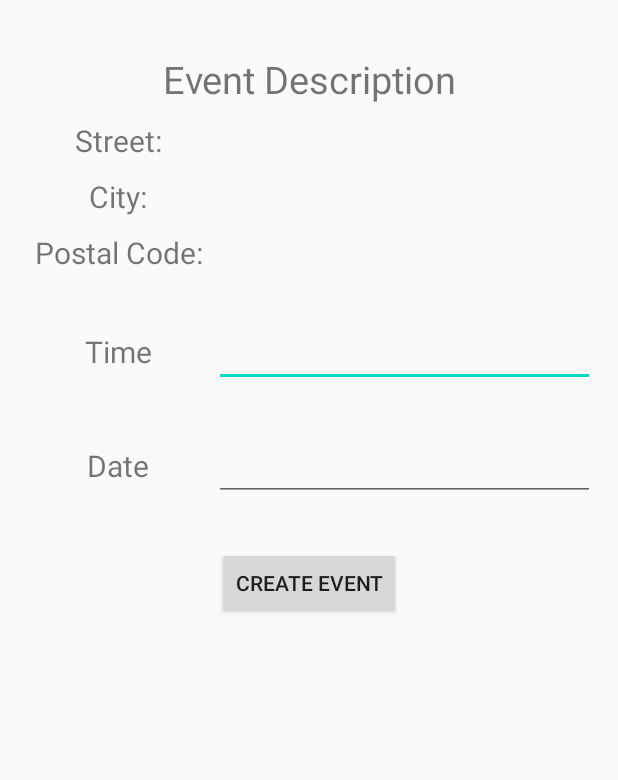
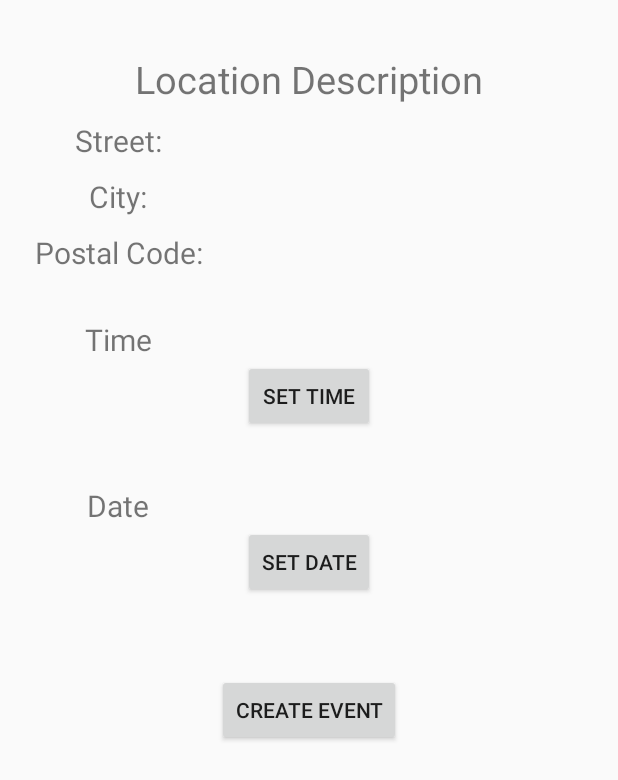
Before and after one commit to glowiingo/Cover-Op-Painters, an Android app: the CreateEvent screen opened directly, with no data from a screen before it, on a phone screen of 412 x 824 dp. Shown: the top 780 px of the screen. Run offline under Robolectric (Android 15) with nearby library versions, the phone set to English and light mode, and no system bars; 3 statements that could not run were skipped.

Commit message:
adjusted createevent activity layout

```diff
--- a/app/src/main/res/layout/activity_create_event.xml
+++ b/app/src/main/res/layout/activity_create_event.xml
@@ -10,7 +10,7 @@
     android:weightSum="100"
     tools:context=".CreateEvent">
 
-
+//descript
     <LinearLayout
         android:layout_width="match_parent"
         android:layout_height="wrap_content"
@@ -23,8 +23,8 @@
             android:layout_width="match_parent"
             android:layout_height="wrap_content"
             android:gravity="center"
-            android:layout_centerInParent="true"
             android:textSize="25dp"
+
             android:text="@string/event_description_label" />
 
         // address
@@ -103,59 +103,81 @@
 
     </LinearLayout>
 
-
+//time
     <LinearLayout
         android:layout_width="match_parent"
         android:layout_height="wrap_content"
         android:layout_marginTop="15dp"
-        android:layout_marginBottom="15dp"
         android:orientation="horizontal">
 
         <TextView
             android:id="@+id/timeLabel"
             android:textSize="20dp"
-
             android:layout_width="match_parent"
             android:layout_height="wrap_content"
             android:layout_weight="66.6"
             android:gravity="center"
             android:text="@string/time_label" />
 
-        <EditText
+        <TextView
             android:id="@+id/inputTime"
             android:layout_width="match_parent"
             android:layout_height="wrap_content"
             android:layout_weight="33.3"
-            android:ems="10"
-            android:inputType="time" />
+            android:ems="10" />
     </LinearLayout>
 
+    <RelativeLayout
+        android:layout_width="fill_parent"
+        android:layout_height="wrap_content"
+        android:layout_marginBottom="35dp">
+        <Button
+            android:id="@+id/setTimeBtn"
+            android:layout_width="wrap_content"
+            android:layout_height="wrap_content"
+            android:layout_centerInParent="true"
+            android:text="Set Time" />
+    </RelativeLayout>
+
+//date
     <LinearLayout
         android:layout_width="match_parent"
         android:layout_height="wrap_content"
-        android:layout_marginTop="15dp"
-        android:layout_marginBottom="15dp"
         android:orientation="horizontal">
 
         <TextView
             android:id="@+id/dateLabel"
             android:textSize="20dp"
-
             android:layout_width="match_parent"
             android:layout_height="wrap_content"
             android:layout_weight="66.6"
             android:gravity="center"
             android:text="@string/date_label" />
 
-        <EditText
+        <TextView
             android:id="@+id/inputDate"
             android:layout_width="match_parent"
             android:layout_height="wrap_content"
             android:layout_weight="33.3"
-            android:ems="10"
-            android:inputType="date" />
+            android:ems="10" />
     </LinearLayout>
 
+    <RelativeLayout
+        android:layout_width="fill_parent"
+        android:layout_height="wrap_content"
+        android:layout_marginBottom="35dp">
+
+        <Button
+            android:id="@+id/setDateBtn"
+            android:layout_width="wrap_content"
+            android:layout_centerInParent="true"
+            android:layout_height="wrap_content"
+            android:layout_weight="88.8"
+            android:text="Set Date"/>
+
+    </RelativeLayout>
+
+//create
     <RelativeLayout
         android:layout_width="fill_parent"
         android:layout_height="wrap_content"
@@ -170,4 +192,5 @@
             android:text="@string/create_event_button" />
     </RelativeLayout>
 
+
 </LinearLayout>
--- a/app/src/main/res/values/strings.xml
+++ b/app/src/main/res/values/strings.xml
@@ -25,5 +25,5 @@
     <string name="create_event_button">Create Event</string>
     <string name="date_label">Date</string>
     <string name="time_label">Time</string>
-    <string name="event_description_label">Event Description</string>
+    <string name="event_description_label">Location Description</string>
 </resources>
```
Also changed, not shown: app/src/main/java/ca/bcit/coveropspainters/CreateEvent.java (+0 -7 lines).
